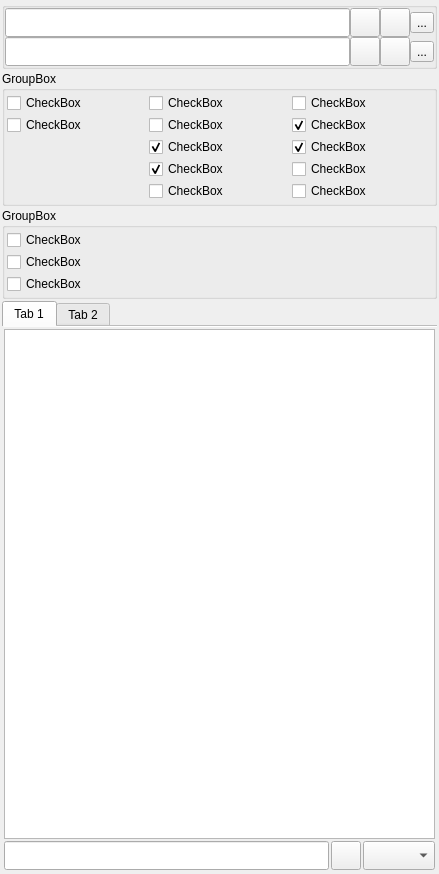
Frodo45127/rpfm, file rpfm_ui/ui_templates/global_search_dock_widget.ui: the form before one commit.
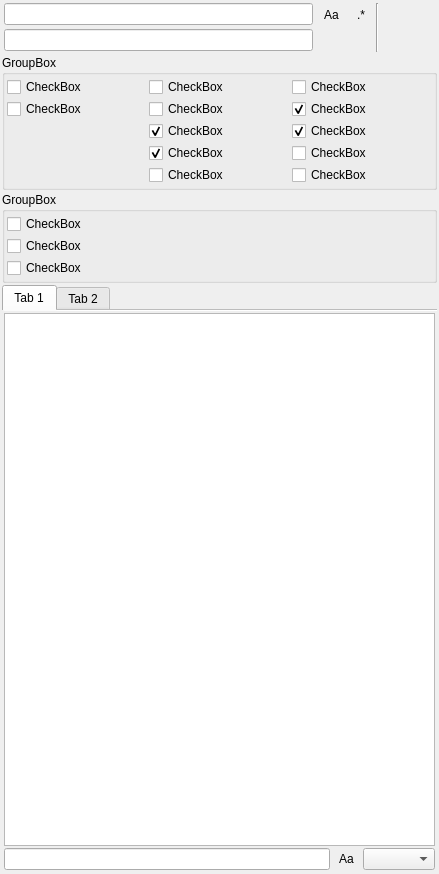
The form after the commit. Icons and pictures are not drawn. Custom widgets are drawn as their Qt base class.

Commit message: Redesigned global search.

The edit to the form file:
```diff
--- a/rpfm_ui/ui_templates/global_search_dock_widget.ui
+++ b/rpfm_ui/ui_templates/global_search_dock_widget.ui
@@ -79,170 +79,89 @@
      </widget>
     </item>
     <item row="0" column="0" colspan="2">
-     <widget class="QGroupBox" name="search_groupbox">
-      <property name="title">
-       <string/>
-      </property>
-      <property name="flat">
-       <bool>true</bool>
-      </property>
-      <property name="checkable">
-       <bool>false</bool>
-      </property>
+     <widget class="QWidget" name="search_groupbox">
       <layout class="QGridLayout" name="gridLayout_2">
-       <property name="leftMargin">
-        <number>0</number>
-       </property>
-       <property name="topMargin">
-        <number>0</number>
-       </property>
-       <property name="rightMargin">
-        <number>0</number>
-       </property>
-       <property name="bottomMargin">
-        <number>0</number>
-       </property>
-       <property name="spacing">
-        <number>0</number>
-       </property>
+       <property name="leftMargin"><number>2</number></property>
+       <property name="topMargin"><number>1</number></property>
+       <property name="rightMargin"><number>2</number></property>
+       <property name="bottomMargin"><number>1</number></property>
+       <property name="horizontalSpacing"><number>4</number></property>
+       <property name="verticalSpacing"><number>3</number></property>
+
+       <item row="0" column="0">
+        <widget class="KLineEdit" name="search_line_edit">
+         <property name="sizePolicy">
+          <sizepolicy hsizetype="Expanding" vsizetype="Fixed">
+           <horstretch>1</horstretch>
+           <verstretch>0</verstretch>
+          </sizepolicy>
+         </property>
+         <property name="clearButtonEnabled"><bool>true</bool></property>
+         <property name="trapEnterKeyEvent" stdset="0"><bool>true</bool></property>
+        </widget>
+       </item>
+       <item row="0" column="1">
+        <widget class="QToolButton" name="case_sensitive_search_button">
+         <property name="text"><string notr="true">Aa</string></property>
+         <property name="checkable"><bool>true</bool></property>
+         <property name="autoRaise"><bool>true</bool></property>
+        </widget>
+       </item>
        <item row="0" column="2">
-        <widget class="QToolButton" name="search_button">
-         <property name="text">
-          <string/>
-         </property>
-         <property name="icon">
-          <iconset theme="edit-find">
-           <normaloff>.</normaloff>.</iconset>
-         </property>
-         <property name="iconSize">
-          <size>
-           <width>22</width>
-           <height>22</height>
-          </size>
-         </property>
-        </widget>
-       </item>
-       <item row="1" column="4">
         <widget class="QToolButton" name="regex_button">
-         <property name="text">
-          <string>...</string>
-         </property>
-         <property name="icon">
-          <iconset theme="nextfuzzyuntrans">
-           <normaloff>.</normaloff>.</iconset>
-         </property>
-         <property name="iconSize">
-          <size>
-           <width>22</width>
-           <height>22</height>
-          </size>
-         </property>
-         <property name="checkable">
-          <bool>true</bool>
-         </property>
+         <property name="text"><string notr="true">.*</string></property>
+         <property name="checkable"><bool>true</bool></property>
+         <property name="autoRaise"><bool>true</bool></property>
+        </widget>
+       </item>
+       <item row="0" column="3" rowspan="2">
+        <widget class="Line" name="sep_search_options">
+         <property name="orientation"><enum>Qt::Vertical</enum></property>
         </widget>
        </item>
        <item row="0" column="4">
-        <widget class="QToolButton" name="case_sensitive_search_button">
-         <property name="text">
-          <string>...</string>
-         </property>
-         <property name="icon">
-          <iconset theme="format-text-uppercase">
-           <normaloff>.</normaloff>.</iconset>
-         </property>
-         <property name="iconSize">
-          <size>
-           <width>22</width>
-           <height>22</height>
-          </size>
-         </property>
-         <property name="checkable">
-          <bool>true</bool>
-         </property>
+        <widget class="QToolButton" name="search_button">
+         <property name="text"><string/></property>
+         <property name="icon"><iconset theme="search"/></property>
+         <property name="iconSize"><size><width>16</width><height>16</height></size></property>
+         <property name="autoRaise"><bool>true</bool></property>
         </widget>
        </item>
-       <item row="1" column="3">
-        <widget class="QToolButton" name="replace_all_button">
-         <property name="text">
-          <string/>
-         </property>
-         <property name="icon">
-          <iconset theme="document-replace">
-           <normaloff>.</normaloff>.</iconset>
-         </property>
-         <property name="iconSize">
-          <size>
-           <width>22</width>
-           <height>22</height>
-          </size>
-         </property>
-        </widget>
-       </item>
-       <item row="1" column="2">
-        <widget class="QToolButton" name="replace_button">
-         <property name="text">
-          <string/>
-         </property>
-         <property name="icon">
-          <iconset theme="edit-find-replace">
-           <normaloff>.</normaloff>.</iconset>
-         </property>
-         <property name="iconSize">
-          <size>
-           <width>22</width>
-           <height>22</height>
-          </size>
-         </property>
-        </widget>
-       </item>
-       <item row="0" column="3">
+       <item row="0" column="5">
         <widget class="QToolButton" name="clear_button">
-         <property name="text">
-          <string/>
-         </property>
-         <property name="icon">
-          <iconset theme="edit-clear-all">
-           <normaloff>.</normaloff>.</iconset>
-         </property>
-         <property name="iconSize">
-          <size>
-           <width>22</width>
-           <height>22</height>
-          </size>
-         </property>
+         <property name="text"><string/></property>
+         <property name="icon"><iconset theme="edit-clear-all"/></property>
+         <property name="iconSize"><size><width>16</width><height>16</height></size></property>
+         <property name="autoRaise"><bool>true</bool></property>
         </widget>
        </item>
-       <item row="0" column="0">
-        <widget class="KLineEdit" name="search_line_edit">
-         <property name="sizePolicy">
-          <sizepolicy hsizetype="Preferred" vsizetype="Preferred">
-           <horstretch>0</horstretch>
-           <verstretch>0</verstretch>
-          </sizepolicy>
-         </property>
-         <property name="clearButtonEnabled">
-          <bool>true</bool>
-         </property>
-         <property name="trapEnterKeyEvent" stdset="0">
-          <bool>true</bool>
-         </property>
-        </widget>
-       </item>
+
        <item row="1" column="0">
         <widget class="KLineEdit" name="replace_line_edit">
          <property name="sizePolicy">
-          <sizepolicy hsizetype="Preferred" vsizetype="Preferred">
-           <horstretch>0</horstretch>
+          <sizepolicy hsizetype="Expanding" vsizetype="Fixed">
+           <horstretch>1</horstretch>
            <verstretch>0</verstretch>
           </sizepolicy>
          </property>
-         <property name="clearButtonEnabled">
-          <bool>true</bool>
-         </property>
-         <property name="trapEnterKeyEvent" stdset="0">
-          <bool>true</bool>
-         </property>
+         <property name="clearButtonEnabled"><bool>true</bool></property>
+         <property name="trapEnterKeyEvent" stdset="0"><bool>true</bool></property>
+        </widget>
+       </item>
+       <item row="1" column="4">
+        <widget class="QToolButton" name="replace_button">
+         <property name="text"><string/></property>
+         <property name="icon"><iconset theme="edit-find-replace"/></property>
+         <property name="iconSize"><size><width>16</width><height>16</height></size></property>
+         <property name="autoRaise"><bool>true</bool></property>
+        </widget>
+       </item>
+       <item row="1" column="5">
+        <widget class="QToolButton" name="replace_all_button">
+         <property name="text"><string/></property>
+         <property name="icon"><iconset theme="document-replace"/></property>
+         <property name="iconSize"><size><width>16</width><height>16</height></size></property>
+         <property name="autoRaise"><bool>true</bool></property>
         </widget>
        </item>
       </layout>
@@ -428,28 +347,15 @@
         </property>
         <item row="1" column="1">
          <widget class="QToolButton" name="table_and_text_filter_case_sensitive_button">
-          <property name="text">
-           <string/>
-          </property>
-          <property name="icon">
-           <iconset theme="format-text-uppercase">
-            <normaloff>../../../../</normaloff>../../../../</iconset>
-          </property>
-          <property name="iconSize">
-           <size>
-            <width>22</width>
-            <height>22</height>
-           </size>
-          </property>
-          <property name="checkable">
-           <bool>true</bool>
-          </property>
+          <property name="text"><string notr="true">Aa</string></property>
+          <property name="checkable"><bool>true</bool></property>
+          <property name="autoRaise"><bool>true</bool></property>
          </widget>
         </item>
         <item row="1" column="0">
          <widget class="KLineEdit" name="table_and_text_filter_line_edit">
           <property name="sizePolicy">
-           <sizepolicy hsizetype="Expanding" vsizetype="Preferred">
+           <sizepolicy hsizetype="Expanding" vsizetype="Fixed">
             <horstretch>0</horstretch>
             <verstretch>0</verstretch>
            </sizepolicy>
```
Left out of the diff: 33 changed lines with no effect on the pictures. The commit also changes 6 other files.
